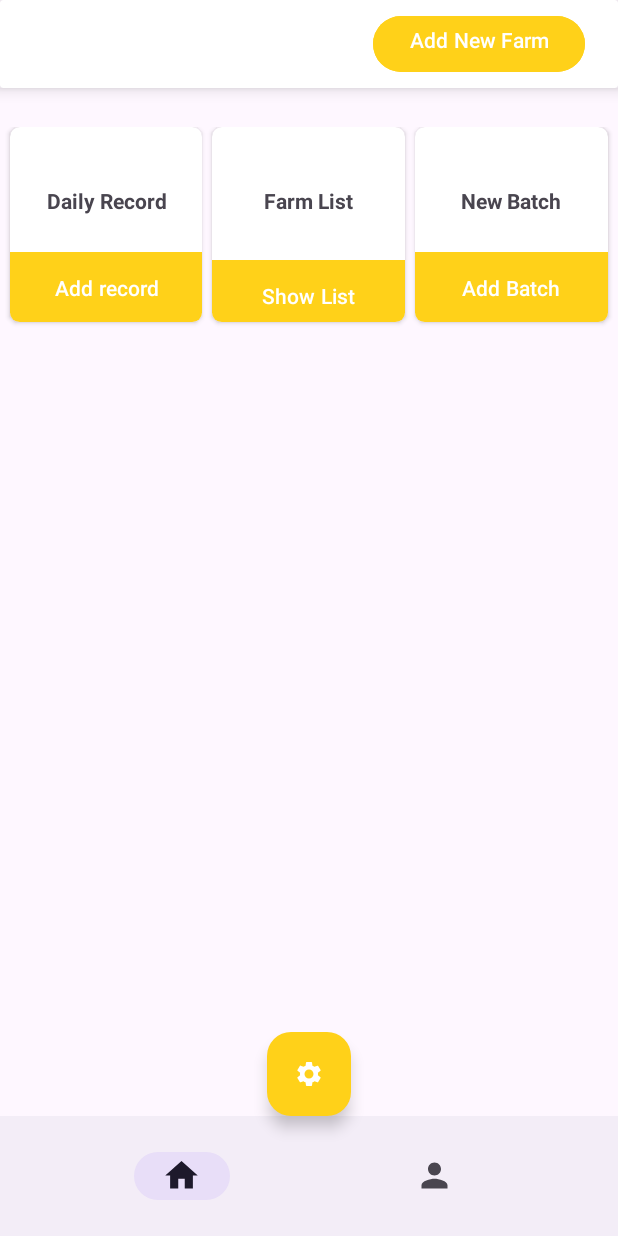
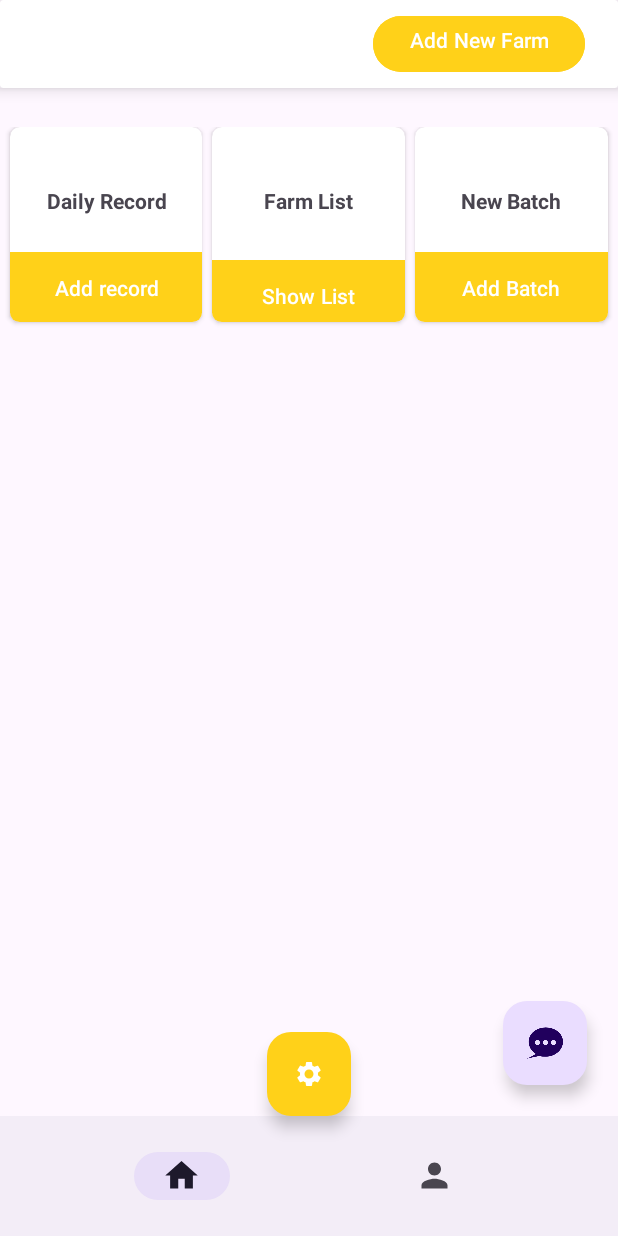
Before and after one commit to DevDreamer123/Gallus, an Android app: the MainActivity screen opened directly, with no data from a screen before it, on a phone screen of 412 x 824 dp. Run offline under Robolectric (Android 15) with nearby library versions, the phone set to English and light mode, and no system bars; our stand-ins replace sdp/ssp sizes.

Commit message:
Add Message Activity

```diff
--- a/app/src/main/AndroidManifest.xml
+++ b/app/src/main/AndroidManifest.xml
@@ -15,6 +15,9 @@
         android:theme="@style/Theme.Gallus"
         android:usesCleartextTraffic="true"
         tools:targetApi="31">
+        <activity
+            android:name=".MassageActivity"
+            android:exported="false" />
         <activity
             android:name=".DailyRecordActivity"
             android:exported="false" />
--- a/app/src/main/java/in/innovaneers/gallus/MainActivity.java
+++ b/app/src/main/java/in/innovaneers/gallus/MainActivity.java
@@ -1,5 +1,6 @@
 package in.innovaneers.gallus;
 
+import android.content.Intent;
 import android.content.res.ColorStateList;
 import android.graphics.Color;
 import android.graphics.PorterDuff;
@@ -35,7 +36,7 @@ import in.innovaneers.gallus.Utils.SettingFragment;
 
 public class MainActivity extends AppCompatActivity {
     BottomNavigationView bottomNavigationView;
-    FloatingActionButton fab;
+    FloatingActionButton fab,fab_msg;
     @Override
     protected void onCreate(Bundle savedInstanceState) {
         super.onCreate(savedInstanceState);
@@ -96,6 +97,14 @@ public class MainActivity extends AppCompatActivity {
                 Toast.makeText(MainActivity.this, "Cart", Toast.LENGTH_SHORT).show();
             }
         });
+         fab_msg = findViewById(R.id.fab_msg);
+        fab_msg.setOnClickListener(new View.OnClickListener() {
+            @Override
+            public void onClick(View view) {
+                Intent i = new Intent(MainActivity.this,MassageActivity.class);
+                startActivity(i);
+            }
+        });
 
 
     }
--- /dev/null
+++ b/app/src/main/res/drawable/baseline_more_vert_24_black.xml
@@ -0,0 +1,5 @@
+<vector xmlns:android="http://schemas.android.com/apk/res/android" android:height="24dp" android:tint="#000000" android:viewportHeight="24" android:viewportWidth="24" android:width="24dp">
+
+    <path android:fillColor="@android:color/white" android:pathData="M12,8c1.1,0 2,-0.9 2,-2s-0.9,-2 -2,-2 -2,0.9 -2,2 0.9,2 2,2zM12,10c-1.1,0 -2,0.9 -2,2s0.9,2 2,2 2,-0.9 2,-2 -0.9,-2 -2,-2zM12,16c-1.1,0 -2,0.9 -2,2s0.9,2 2,2 2,-0.9 2,-2 -0.9,-2 -2,-2z"/>
+
+</vector>
--- a/app/src/main/res/layout/activity_main.xml
+++ b/app/src/main/res/layout/activity_main.xml
@@ -39,5 +39,13 @@
         android:src="@drawable/baseline_settings_24"
         app:fabSize="mini"
         app:maxImageSize="20dp" />
+    <com.google.android.material.floatingactionbutton.FloatingActionButton
+        android:id="@+id/fab_msg"
+        android:layout_width="wrap_content"
+        android:layout_height="wrap_content"
+        android:src="@drawable/msgimg"
+        app:layout_constraintEnd_toEndOf="parent"
+        app:layout_constraintBottom_toTopOf="@id/bottom_navigation"
+        android:layout_margin="@dimen/_16sdp" />
 
 </androidx.constraintlayout.widget.ConstraintLayout>
```
Also changed, not shown: app/src/main/java/in/innovaneers/gallus/MassageActivity.java (added, +33 -0 lines), app/src/main/res/layout/activity_massage.xml (added, +70 -0 lines), app/src/main/res/drawable/msgbg.jpg (added), app/src/main/res/drawable/msgimg.png (added).
